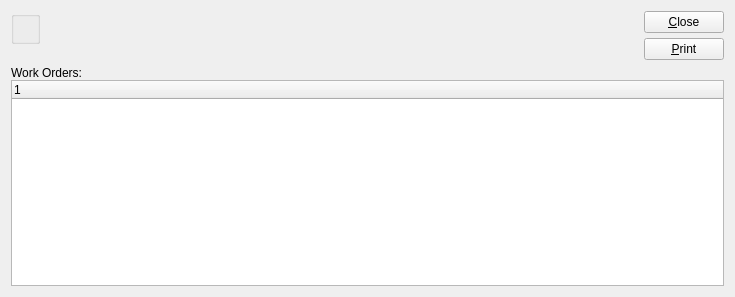
Above: xtuple/trunk/guiclient/dspWoSoStatusMismatch.ui from WooodHead/xtuple before the change. Below: the same form after it.
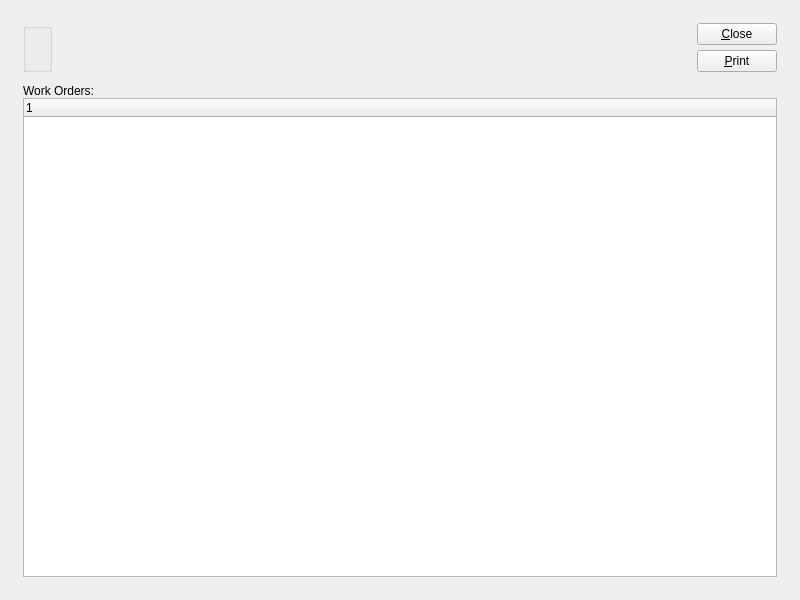
That is the form after the change. Custom widgets are drawn as their Qt base class.

Patch:
```diff
--- a/xtuple/trunk/guiclient/dspWoSoStatusMismatch.ui
+++ b/xtuple/trunk/guiclient/dspWoSoStatusMismatch.ui
@@ -14,63 +14,34 @@
    <rect>
     <x>0</x>
     <y>0</y>
-    <width>735</width>
-    <height>297</height>
+    <width>800</width>
+    <height>600</height>
    </rect>
   </property>
   <property name="windowTitle" >
    <string>Open Work Orders with Closed Parent Sales Orders</string>
   </property>
-   <layout class="QVBoxLayout" >
-    <item>
-     <layout class="QHBoxLayout" >
+  <layout class="QGridLayout" name="gridLayout_3" >
+   <item row="0" column="0" >
+    <layout class="QGridLayout" name="gridLayout_2" >
       <property name="margin" >
-       <number>0</number>
+      <number>12</number>
       </property>
       <property name="spacing" >
-       <number>7</number>
-      </property>
-      <item>
-       <layout class="QVBoxLayout" >
-        <property name="margin" >
-         <number>0</number>
-        </property>
-        <property name="spacing" >
-         <number>0</number>
-        </property>
+      <number>12</number>
+     </property>
+     <item row="0" column="0" >
+      <layout class="QHBoxLayout" name="horizontalLayout" >
         <item>
          <widget class="WarehouseGroup" name="_warehouse" >
           <property name="title" >
            <string/>
           </property>
-         </widget>
-        </item>
-        <item>
-         <spacer>
-          <property name="orientation" >
-           <enum>Qt::Vertical</enum>
-          </property>
-          <property name="sizeType" >
-           <enum>QSizePolicy::Preferred</enum>
-          </property>
-          <property name="sizeHint" >
-           <size>
-            <width>20</width>
-            <height>16</height>
-           </size>
-          </property>
-         </spacer>
-        </item>
-       </layout>
-      </item>
-      <item>
-       <layout class="QHBoxLayout" >
-        <property name="margin" >
-         <number>0</number>
-        </property>
-        <property name="spacing" >
-         <number>0</number>
-        </property>
+         <property name="fixedSize" >
+          <bool>false</bool>
+         </property>
+        </widget>
+       </item>
         <item>
          <spacer>
           <property name="orientation" >
@@ -79,9 +50,9 @@
           <property name="sizeType" >
            <enum>QSizePolicy::Expanding</enum>
           </property>
-          <property name="sizeHint" >
+         <property name="sizeHint" stdset="0" >
            <size>
-            <width>395</width>
+           <width>0</width>
             <height>20</height>
            </size>
           </property>
@@ -89,9 +60,6 @@
         </item>
         <item>
          <layout class="QVBoxLayout" >
-          <property name="margin" >
-           <number>0</number>
-          </property>
           <property name="spacing" >
            <number>5</number>
           </property>
@@ -109,17 +77,43 @@
             </property>
            </widget>
           </item>
-         </layout>
-        </item>
-       </layout>
-      </item>
-     </layout>
-    </item>
     <item>
-     <layout class="QVBoxLayout" >
+          <spacer name="verticalSpacer" >
+           <property name="orientation" >
+            <enum>Qt::Vertical</enum>
+           </property>
+           <property name="sizeHint" stdset="0" >
+            <size>
+             <width>20</width>
+             <height>0</height>
+            </size>
+           </property>
+          </spacer>
+         </item>
+        </layout>
+       </item>
+      </layout>
+     </item>
+     <item row="1" column="0" >
+      <widget class="QFrame" name="_frame" >
+       <property name="sizePolicy" >
+        <sizepolicy vsizetype="Expanding" hsizetype="Preferred" >
+         <horstretch>0</horstretch>
+         <verstretch>1</verstretch>
+        </sizepolicy>
+       </property>
+       <property name="frameShape" >
+        <enum>QFrame::NoFrame</enum>
+       </property>
+       <property name="frameShadow" >
+        <enum>QFrame::Raised</enum>
+       </property>
+       <layout class="QGridLayout" name="gridLayout" >
       <property name="margin" >
        <number>0</number>
       </property>
+        <item row="0" column="0" >
+         <layout class="QVBoxLayout" >
       <property name="spacing" >
        <number>0</number>
       </property>
@@ -137,6 +131,11 @@
     </item>
    </layout>
  </widget>
+     </item>
+    </layout>
+   </item>
+  </layout>
+ </widget>
  <layoutdefault spacing="6" margin="11" />
  <pixmapfunction>qPixmapFromMimeSource</pixmapfunction>
  <customwidgets>
```
Left out of the diff: 7 changed lines with no effect on the pictures. Lines whose indentation alone changed are shown as unchanged.
